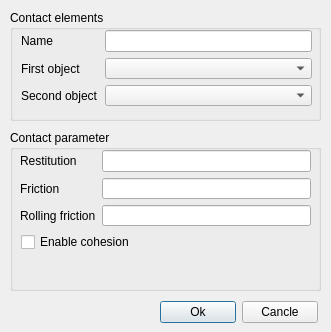
This is project/xdynamics/xdynamics/xdynamics/HMCM.ui in metakonga/metakonga as Qt 5 draws it before an edit. The edited form follows.
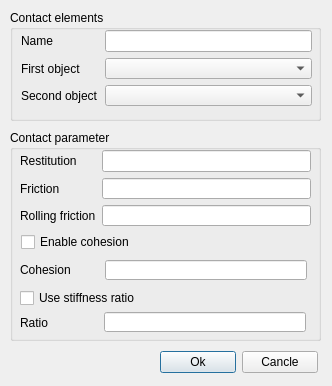
This is the edited form.

Diff of the .ui file:
```diff
--- a/project/xdynamics/xdynamics/xdynamics/HMCM.ui
+++ b/project/xdynamics/xdynamics/xdynamics/HMCM.ui
@@ -6,8 +6,8 @@
    <rect>
     <x>0</x>
     <y>0</y>
-    <width>331</width>
-    <height>332</height>
+    <width>332</width>
+    <height>386</height>
    </rect>
   </property>
   <property name="windowTitle">
@@ -88,7 +88,7 @@
      <x>10</x>
      <y>130</y>
      <width>311</width>
-     <height>161</height>
+     <height>211</height>
     </rect>
    </property>
    <property name="title">
@@ -107,7 +107,7 @@
      <string>Enable cohesion</string>
     </property>
    </widget>
-   <widget class="QWidget" name="">
+   <widget class="QWidget" name="layoutWidget">
     <property name="geometry">
      <rect>
       <x>10</x>
@@ -153,12 +153,71 @@
      </item>
     </layout>
    </widget>
+   <widget class="QLabel" name="LCohesion">
+    <property name="geometry">
+     <rect>
+      <x>10</x>
+      <y>132</y>
+      <width>71</width>
+      <height>16</height>
+     </rect>
+    </property>
+    <property name="text">
+     <string>Cohesion</string>
+    </property>
+   </widget>
+   <widget class="QLineEdit" name="LECohesion">
+    <property name="geometry">
+     <rect>
+      <x>95</x>
+      <y>130</y>
+      <width>202</width>
+      <height>20</height>
+     </rect>
+    </property>
+   </widget>
+   <widget class="QCheckBox" name="CHBUSESTIFFNESSRATIO">
+    <property name="geometry">
+     <rect>
+      <x>10</x>
+      <y>160</y>
+      <width>131</width>
+      <height>16</height>
+     </rect>
+    </property>
+    <property name="text">
+     <string>Use stiffness ratio</string>
+    </property>
+   </widget>
+   <widget class="QLabel" name="LRatio">
+    <property name="geometry">
+     <rect>
+      <x>10</x>
+      <y>185</y>
+      <width>71</width>
+      <height>16</height>
+     </rect>
+    </property>
+    <property name="text">
+     <string>Ratio</string>
+    </property>
+   </widget>
+   <widget class="QLineEdit" name="LERatio">
+    <property name="geometry">
+     <rect>
+      <x>94</x>
+      <y>182</y>
+      <width>202</width>
+      <height>20</height>
+     </rect>
+    </property>
+   </widget>
   </widget>
-  <widget class="QWidget" name="">
+  <widget class="QWidget" name="layoutWidget">
    <property name="geometry">
     <rect>
      <x>160</x>
-     <y>300</y>
+     <y>350</y>
      <width>158</width>
      <height>25</height>
     </rect>
```
Left out of the diff: 25 changed lines with no effect on the pictures.
